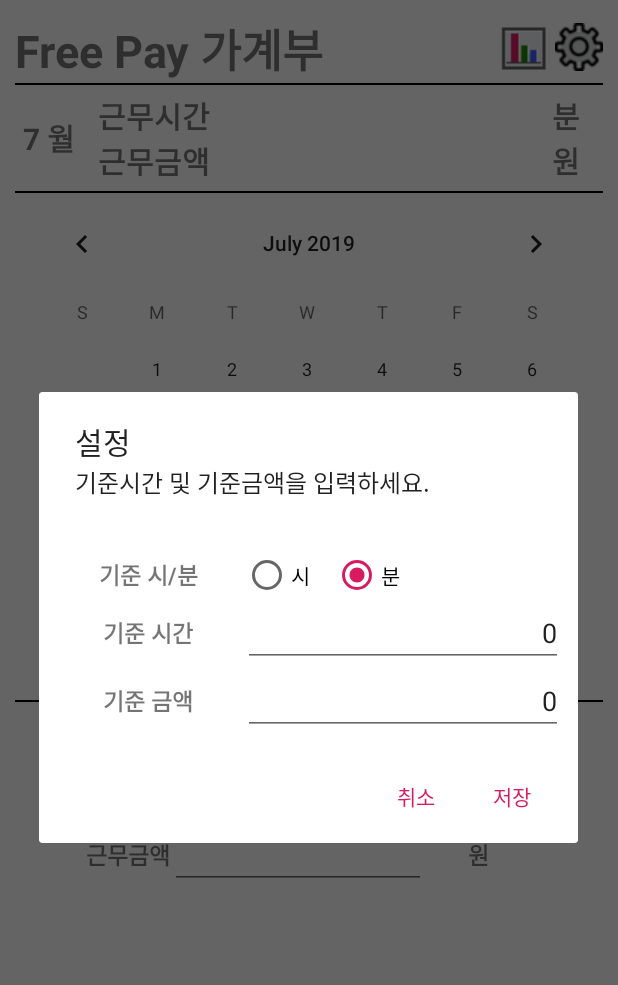
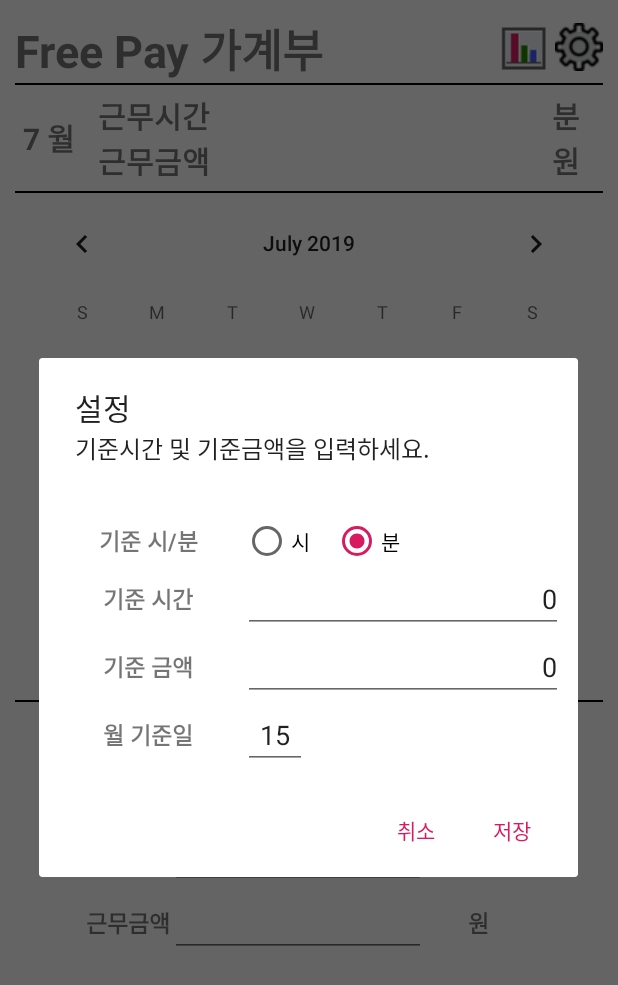
Before and after one commit to jhoon100/AccountManager, an Android app: the screen it shows after launch (MainActivity), after a tap on an icon or button, on a phone screen of 412 x 824 dp. Shown: the top 985 px of the screen. Run offline under Robolectric (Android 15) with nearby library versions, the phone set to English and light mode, and no system bars.

Commit message:
월 근무시간 / 근무금액 기준 변경을 위한 세팅 팝업에 월 기준일 입력 항목 추가 및 테이블 컬럼 추가

```diff
--- a/app/src/main/java/com/bjh/myaccountmanager/db/DatabaseColumns.java
+++ b/app/src/main/java/com/bjh/myaccountmanager/db/DatabaseColumns.java
@@ -6,14 +6,16 @@ public class DatabaseColumns implements BaseColumns {
     public static final String TIME_SECTION = "time_section";  /* 기준 시/분 구분 */
     public static final String BASE_TIME = "base_time";        /* 기준 시간 */
     public static final String BASE_AMOUNT = "base_amount";    /* 기준 금액 */
+    public static final String BASE_DAY_OF_MONTH = "base_day_Of_Month";   /* 월 기준일 */
 
     public static final String WORK_DAY = "work_day";          /* 근무일자 */
+    public static final String WORK_NM = "work_nm";            /* 근무명 */
     public static final String WORK_TIME = "work_time";        /* 근무시간 */
     public static final String WORK_AMOUNT = "work_amount";    /* 근무금액 */
 
     public static final String _TABLENAME0 = "base_info";
     public static final String _TABLENAME1 = "daily_info";
 
-    public static final String _CREATE0 = "create table "+_TABLENAME0+" ("+_ID+" integer primary key autoincrement, "+TIME_SECTION+" text not null, "+BASE_TIME+" text not null, "+BASE_AMOUNT+" integer not null)";
-    public static final String _CREATE1 = "create table "+_TABLENAME1+" ("+_ID+" integer primary key autoincrement, "+WORK_DAY+" text not null, "+WORK_TIME+" text not null, "+WORK_AMOUNT+" integer not null)";
+    public static final String _CREATE0 = "create table "+_TABLENAME0+" ("+_ID+" integer primary key autoincrement, "+TIME_SECTION+" text not null, "+BASE_TIME+" text not null, "+BASE_AMOUNT+" integer not null, "+BASE_DAY_OF_MONTH+" text not null)";
+    public static final String _CREATE1 = "create table "+_TABLENAME1+" ("+_ID+" integer primary key autoincrement, "+WORK_NM+" text not null, "+WORK_DAY+" text not null, "+WORK_TIME+" text not null, "+WORK_AMOUNT+" integer not null)";
 }
--- a/app/src/main/java/com/bjh/myaccountmanager/db/DatabaseHelper.java
+++ b/app/src/main/java/com/bjh/myaccountmanager/db/DatabaseHelper.java
@@ -7,7 +7,7 @@ import android.database.sqlite.SQLiteOpenHelper;
 public class DatabaseHelper extends SQLiteOpenHelper {
 
     private static final String DATABASE_NAME = "myAccountManager";
-    private static final int DATABASE_VERSION = 1;
+    private static final int DATABASE_VERSION = 2;
 
     public DatabaseHelper(Context context){
         super(context, DATABASE_NAME, null, DATABASE_VERSION);
@@ -30,13 +30,18 @@ public class DatabaseHelper extends SQLiteOpenHelper {
             db.execSQL(DatabaseColumns._CREATE1);
         }
 
-        // 버전 2일 경우 기존 테이블 삭제 후 신규 테이블 생성
-        if(oldVersion < 2){
+        // 버전 2일 경우 daily_info 테이블 근무명 컬럼 추가
+        if(oldVersion >= 1 && oldVersion < newVersion){
+
+            db.execSQL("ALTER TABLE "+DatabaseColumns._TABLENAME1+" ADD COLUMN "+DatabaseColumns.WORK_NM+" TEXT NOT NULL");
+            db.execSQL("ALTER TABLE "+DatabaseColumns._TABLENAME0+" ADD COLUMN "+DatabaseColumns.BASE_DAY_OF_MONTH+" TEXT NOT NULL");
+            /*
             db.execSQL("DROP TABLE IF EXISTS "+DatabaseColumns._TABLENAME0);
             db.execSQL("DROP TABLE IF EXISTS "+DatabaseColumns._TABLENAME1);
 
             db.execSQL(DatabaseColumns._CREATE0);
             db.execSQL(DatabaseColumns._CREATE1);
+            */
         }
     }
 }
--- a/app/src/main/java/com/bjh/myaccountmanager/util/StringUtil.java
+++ b/app/src/main/java/com/bjh/myaccountmanager/util/StringUtil.java
@@ -4,6 +4,7 @@ import java.text.DecimalFormat;
 import java.text.SimpleDateFormat;
 import java.util.Calendar;
 import java.util.Date;
+import java.util.GregorianCalendar;
 import java.util.Locale;
 
 public class StringUtil {
@@ -65,4 +66,25 @@ public class StringUtil {
         SimpleDateFormat format = new SimpleDateFormat("dd", Locale.getDefault());
         return format.format(Calendar.getInstance().getTime());
     }
+
+    /**
+     * 날짜 계산 후 yyyyMMdd 형식으로 리턴
+     * argAmount 값이 + 일 경우 날짜 더하기 - 일 경우 날짜 빼기
+     * @param argYear
+     * @param argMonth
+     * @param argDay
+     * @param argAmount
+     * @param argCalSection
+     * @return
+     */
+    public static String getCalculatorDay(int argYear, int argMonth, int argDay, int argAmount, int argCalSection){
+
+        Calendar cal = new GregorianCalendar(argYear, argMonth, argDay);
+
+        cal.add(argCalSection, argAmount);
+
+        SimpleDateFormat sf = new SimpleDateFormat("yyyyMMdd", Locale.getDefault());
+
+        return sf.format(cal.getTime());
+    }
 }
--- a/app/src/main/res/layout/activity_main.xml
+++ b/app/src/main/res/layout/activity_main.xml
@@ -165,7 +165,7 @@
             android:layout_width="wrap_content"
             android:layout_height="wrap_content"
             android:columnCount="3"
-            android:rowCount="3"
+            android:rowCount="4"
             android:padding="4dp"
             android:focusable="true"
             android:focusableInTouchMode="true"
@@ -198,7 +198,7 @@
                 android:layout_gravity="center"/>
 
             <TextView
-                android:text="@string/titleTime"
+                android:text="@string/titleWork"
                 android:layout_width="wrap_content"
                 android:layout_height="wrap_content"
                 android:layout_column="0"
@@ -208,11 +208,32 @@
                 android:layout_gravity="center"/>
 
             <EditText
+                android:id="@+id/txtDailyWork"
+                android:layout_width="wrap_content"
+                android:layout_height="wrap_content"
+                android:layout_column="1"
+                android:layout_row="1"
+                android:layout_columnSpan="2"
+                android:ems="8"
+                android:inputType="text"
+                android:gravity="end" />
+
+            <TextView
+                android:text="@string/titleTime"
+                android:layout_width="wrap_content"
+                android:layout_height="wrap_content"
+                android:layout_column="0"
+                android:layout_row="2"
+                android:textSize="15sp"
+                android:textStyle="bold"
+                android:layout_gravity="center"/>
+
+            <EditText
                 android:id="@+id/txtDailyTimes"
                 android:layout_width="wrap_content"
                 android:layout_height="wrap_content"
                 android:layout_column="1"
-                android:layout_row="1"
+                android:layout_row="2"
                 android:ems="8"
                 android:inputType="number"
                 android:gravity="end" />
@@ -223,7 +244,7 @@
                 android:layout_height="wrap_content"
                 android:text="@string/labelHour"
                 android:layout_column="2"
-                android:layout_row="1"
+                android:layout_row="2"
                 android:textSize="15sp"
                 android:textStyle="bold"
                 android:layout_gravity="center"/>
@@ -233,7 +254,7 @@
                 android:layout_width="wrap_content"
                 android:layout_height="wrap_content"
                 android:layout_column="0"
-                android:layout_row="2"
+                android:layout_row="3"
                 android:textSize="15sp"
                 android:textStyle="bold"
                 android:layout_gravity="center"/>
@@ -243,7 +264,7 @@
                 android:layout_width="wrap_content"
                 android:layout_height="wrap_content"
                 android:layout_column="1"
-                android:layout_row="2"
+                android:layout_row="3"
                 android:ems="8"
                 android:gravity="end"
                 android:inputType="number" />
@@ -253,7 +274,7 @@
                 android:layout_width="wrap_content"
                 android:layout_height="wrap_content"
                 android:layout_column="2"
-                android:layout_row="2"
+                android:layout_row="3"
                 android:textSize="15sp"
                 android:textStyle="bold"
                 android:layout_gravity="center" />
--- a/app/src/main/res/layout/activity_setting.xml
+++ b/app/src/main/res/layout/activity_setting.xml
@@ -1,10 +1,10 @@
 <?xml version="1.0" encoding="utf-8"?>
 <GridLayout
     xmlns:android="http://schemas.android.com/apk/res/android"
-    android:layout_width="match_parent"
+    android:layout_width="wrap_content"
     android:layout_height="wrap_content"
     android:columnCount="2"
-    android:rowCount="3"
+    android:rowCount="4"
     android:padding="10dp"
     android:focusable="true"
     android:focusableInTouchMode="true"
@@ -23,6 +23,7 @@
         android:layout_height="wrap_content"
         android:layout_column="1"
         android:layout_row="0"
+        android:layout_gravity="start"
         android:orientation="horizontal">
 
         <RadioButton
@@ -74,4 +75,23 @@
         android:inputType="number"
         android:gravity="end" />
 
+    <TextView
+        android:text="@string/baseDayOfMonth"
+        android:layout_column="0"
+        android:layout_row="3"
+        android:textSize="15sp"
+        android:textStyle="bold"
+        android:layout_gravity="center"/>
+
+    <EditText
+        android:id="@+id/txtBaseDayOfMonth"
+        android:layout_width="wrap_content"
+        android:layout_height="wrap_content"
+        android:layout_column="1"
+        android:layout_row="3"
+        android:ems="2"
+        android:inputType="number"
+        android:layout_gravity="start"
+        android:gravity="center" />
+
 </GridLayout>
--- a/app/src/main/res/values/strings.xml
+++ b/app/src/main/res/values/strings.xml
@@ -2,6 +2,7 @@
     <string name="app_name">FP가계부</string>
 
     <string name="titleName">Free Pay 가계부</string>
+    <string name="titleWork">근무 명</string>
     <string name="titleTime">근무시간</string>
     <string name="titleAmount">근무금액</string>
 
@@ -10,6 +11,7 @@
     <string name="baseTimeSelect">기준 시/분</string>
     <string name="baseTime">기준 시간</string>
     <string name="baseAmount">기준 금액</string>
+    <string name="baseDayOfMonth">월 기준일</string>
 
     <string name="dailyTitle">일</string>
 
@@ -31,6 +33,7 @@
     <string name="msgValidationTime">기준 시간을 입력하세요.</string>
     <string name="msgValidationAmount">기준 금액을 입력하세요.</string>
 
+    <string name="msgDailyValidationNm">근무 명을 입력하세요.</string>
     <string name="msgDailyValidationTime">근무 시간을 입력하세요.</string>
     <string name="msgDailyValidationAmount">근무 금액을 입력하세요.</string>
 
```
Also changed, not shown: app/src/main/java/com/bjh/myaccountmanager/MainActivity.java (+65 -33 lines).
